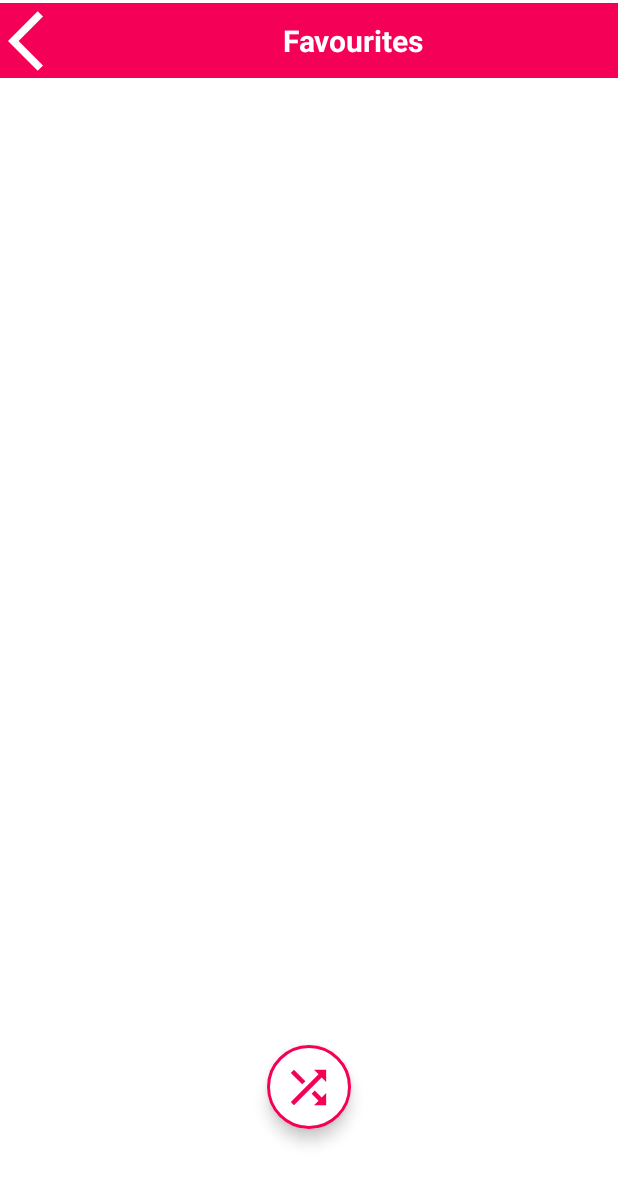
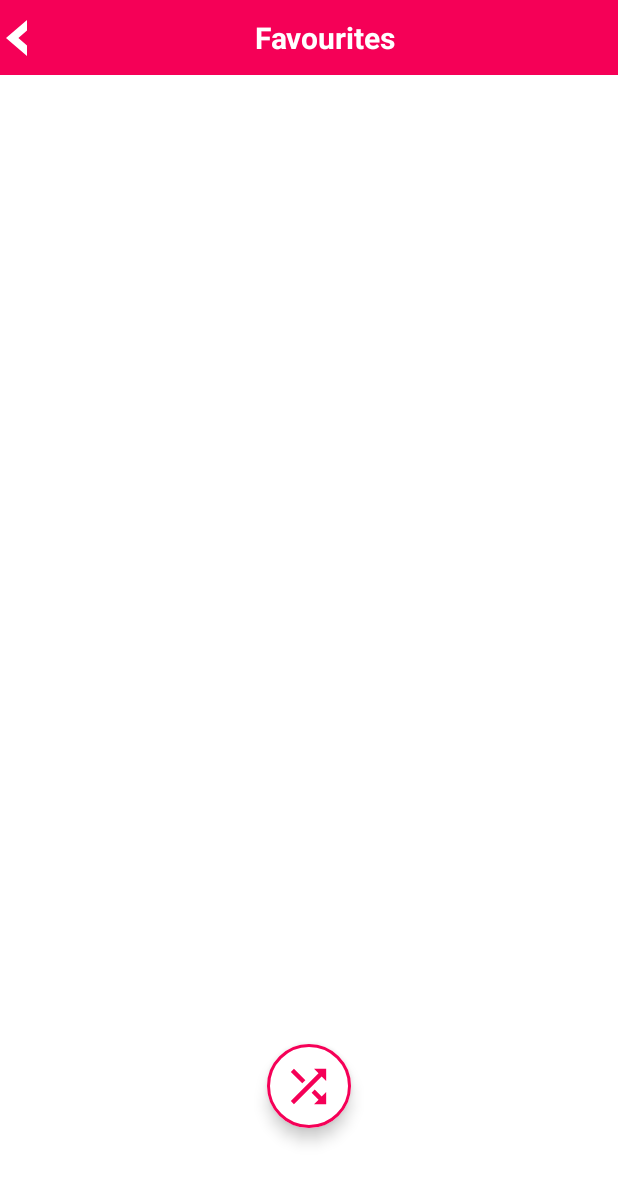
Before and after one commit to harshevo/HM-Music-Player, an Android app: the fav_activity screen opened directly, with no data from a screen before it, on a phone screen of 412 x 824 dp. Shown: the top 1184 px of the screen. Run offline under Robolectric (Android 15) with nearby library versions, the light colour scheme and no system bars.

Commit message:
back button (shashank)
working back button in favourite and playlist

```diff
--- a/app/src/main/java/com/harshmishra/hmmusicplayer/fav_activity.kt
+++ b/app/src/main/java/com/harshmishra/hmmusicplayer/fav_activity.kt
@@ -1,5 +1,6 @@
 package com.harshmishra.hmmusicplayer
 
+import android.content.Intent
 import android.os.Bundle
 import androidx.appcompat.app.AppCompatActivity
 import com.harshmishra.hmmusicplayer.databinding.ActivityFavBinding
@@ -11,5 +12,11 @@ class fav_activity : AppCompatActivity() {
         setTheme(R.style.coolPink)
         binding = ActivityFavBinding.inflate(layoutInflater)
         setContentView(binding.root)
+
+        //        back button working
+        binding.backBtn.setOnClickListener {
+            val intent = Intent(this,MainActivity::class.java)
+            startActivity(intent)
+        }
     }
 }
--- a/app/src/main/res/drawable/back_icon.xml
+++ b/app/src/main/res/drawable/back_icon.xml
@@ -1,5 +1,5 @@
 <vector android:autoMirrored="true" android:height="48dp"
     android:tint="#000000" android:viewportHeight="24"
-    android:viewportWidth="24" android:width="48dp" xmlns:android="http://schemas.android.com/apk/res/android">
+    android:viewportWidth="6" android:width="14dp" xmlns:android="http://schemas.android.com/apk/res/android">
     <path android:fillColor="@android:color/white" android:pathData="M11.67,3.87L9.9,2.1 0,12l9.9,9.9 1.77,-1.77L3.54,12z"/>
 </vector>
--- a/app/src/main/res/layout/activity_fav.xml
+++ b/app/src/main/res/layout/activity_fav.xml
@@ -14,23 +14,23 @@
         android:orientation="horizontal"
         app:layout_constraintEnd_toEndOf="parent"
         app:layout_constraintStart_toStartOf="parent"
-        app:layout_constraintTop_toTopOf="parent"
-        android:layout_marginTop="2dp">
+        app:layout_constraintTop_toTopOf="parent">
 
         <ImageButton
+            android:id="@+id/backBtn"
             android:layout_width="wrap_content"
             android:layout_height="50dp"
             android:backgroundTint="@android:color/transparent"
             android:contentDescription="@string/back_btn"
+            android:padding="4dp"
             android:src="@drawable/back_icon"
-            app:tint="@color/white"
-            android:padding="5dp"/>
+            app:tint="@color/white" />
 
         <TextView
             android:layout_width="match_parent"
             android:layout_height="match_parent"
+            android:contentDescription="@string/favourites_btn"
             android:gravity="center"
-            android:contentDescription="@string/favourites_btn"
             android:text="@string/favourites_btn"
             android:textColor="@color/white"
             android:textSize="20sp"
```
Also changed, not shown: app/src/main/java/com/harshmishra/hmmusicplayer/playlist_activtiy.kt (+7 -0 lines), app/src/main/res/layout/activity_playlist_activtiy.xml (+4 -3 lines).
